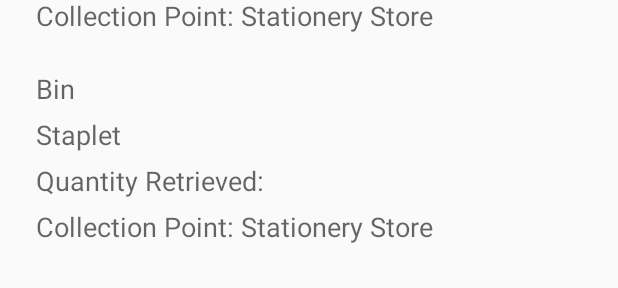
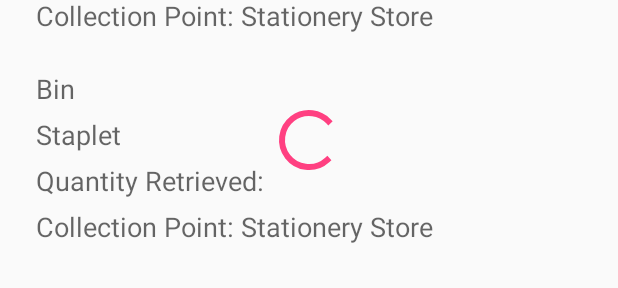
Before and after one commit to e0283982/University-Inventory-Management-System-Mobile, an Android app: the layout activity_retrieval_list.xml on its own in the app's theme, with its tools: preview values and no code run, on a phone screen of 412 x 824 dp. Shown: the part 177-465 px from the top of the screen. Run offline under Robolectric (Android 15) with nearby library versions, the phone set to English and light mode, and no system bars.

Commit message:
added progress bar
added progress bar

```diff
--- a/SA46Team1_ADProject/app/src/main/AndroidManifest.xml
+++ b/SA46Team1_ADProject/app/src/main/AndroidManifest.xml
@@ -14,7 +14,9 @@
         <activity android:name=".MainActivity" />
         <activity
             android:name=".RetrievalListActivity"
-            android:launchMode="singleTask"></activity>
+            android:launchMode="singleTask">
+
+        </activity>
         <activity
             android:name=".DescriptionSearchActivity"
             android:launchMode="singleTask">
--- a/SA46Team1_ADProject/app/src/main/java/com/gdipsa/iss/nus/sa46team1_adproject/DescriptionSearchActivity.java
+++ b/SA46Team1_ADProject/app/src/main/java/com/gdipsa/iss/nus/sa46team1_adproject/DescriptionSearchActivity.java
@@ -5,6 +5,8 @@ import android.support.v7.app.AppCompatActivity;
 import android.os.Bundle;
 import android.support.v7.widget.LinearLayoutManager;
 import android.support.v7.widget.RecyclerView;
+import android.view.View;
+import android.widget.ProgressBar;
 import android.widget.SearchView;
 
 import com.gdipsa.iss.nus.sa46team1_adproject.Data.Item;
@@ -18,6 +20,7 @@ public class DescriptionSearchActivity extends AppBaseActivity implements Search
     private RecyclerView mRecyclerViewSearchItemDescription;
     private DescriptionSearchAdapter adapter;
     SearchView editsearch;
+    private ProgressBar progressBar;
 
     @Override
     protected void onCreate(Bundle savedInstanceState) {
@@ -26,12 +29,12 @@ public class DescriptionSearchActivity extends AppBaseActivity implements Search
         setTitle("Search");
 
         mRecyclerViewSearchItemDescription = findViewById(R.id.recycler_view_search_description_store);
+        progressBar = findViewById(R.id.progressbar_description_search);
 
         editsearch = findViewById(R.id.search_item_by_description_store);
         editsearch.setOnQueryTextListener(this);
 
         new MyTask().execute("Test");
-
 
     }
 
@@ -55,6 +58,7 @@ public class DescriptionSearchActivity extends AppBaseActivity implements Search
         @Override
         protected void onPostExecute(List<Item> result) {
 
+            progressBar.setVisibility(View.GONE);
             adapter = new DescriptionSearchAdapter(DescriptionSearchActivity.this, result);
             mRecyclerViewSearchItemDescription.setAdapter(adapter);
             mRecyclerViewSearchItemDescription.setLayoutManager(new LinearLayoutManager(DescriptionSearchActivity.this));
--- a/SA46Team1_ADProject/app/src/main/java/com/gdipsa/iss/nus/sa46team1_adproject/RetrievalListActivity.java
+++ b/SA46Team1_ADProject/app/src/main/java/com/gdipsa/iss/nus/sa46team1_adproject/RetrievalListActivity.java
@@ -5,7 +5,9 @@ import android.support.v7.app.AppCompatActivity;
 import android.os.Bundle;
 import android.support.v7.widget.LinearLayoutManager;
 import android.support.v7.widget.RecyclerView;
+import android.view.View;
 import android.widget.ArrayAdapter;
+import android.widget.ProgressBar;
 import android.widget.TextView;
 
 import com.gdipsa.iss.nus.sa46team1_adproject.Data.StockRetrieval;
@@ -17,6 +19,7 @@ public class RetrievalListActivity extends AppBaseActivity {
 
     private RecyclerView mRecyclerViewStockRetrievalList;
     private RetrievalListAdapter adapter;
+    private ProgressBar progressBar;
 
     @Override
     protected void onCreate(Bundle savedInstanceState) {
@@ -25,6 +28,7 @@ public class RetrievalListActivity extends AppBaseActivity {
         setTitle("Retrieval List");
 
         mRecyclerViewStockRetrievalList = findViewById(R.id.recycler_view_retrieval_list);
+        progressBar = findViewById(R.id.progressbar_retrieval_list);
 
         new MyTask().execute("Test");
 
@@ -38,6 +42,7 @@ public class RetrievalListActivity extends AppBaseActivity {
         @Override
         protected void onPostExecute(List<StockRetrieval> result) {
 
+            progressBar.setVisibility(View.GONE);
             adapter = new RetrievalListAdapter(RetrievalListActivity.this, result);
             mRecyclerViewStockRetrievalList.setAdapter(adapter);
             mRecyclerViewStockRetrievalList.setLayoutManager(new LinearLayoutManager(RetrievalListActivity.this));
--- a/SA46Team1_ADProject/app/src/main/res/layout/activity_retrieval_list.xml
+++ b/SA46Team1_ADProject/app/src/main/res/layout/activity_retrieval_list.xml
@@ -15,4 +15,13 @@
         tools:listitem="@layout/recyclerview_retrieval"
         />
 
+    <ProgressBar
+        android:id="@+id/progressbar_retrieval_list"
+        app:layout_constraintRight_toRightOf="parent"
+        app:layout_constraintLeft_toLeftOf="parent"
+        app:layout_constraintTop_toTopOf="parent"
+        app:layout_constraintBottom_toBottomOf="parent"
+        android:layout_width="wrap_content"
+        android:layout_height="match_parent" />
+
 </android.support.constraint.ConstraintLayout>
```
Also changed, not shown: SA46Team1_ADProject/app/src/main/java/com/gdipsa/iss/nus/sa46team1_adproject/SearchDetailsActivity.java (+4 -5 lines), SA46Team1_ADProject/app/src/main/res/layout/activity_description_search.xml (+9 -0 lines).
